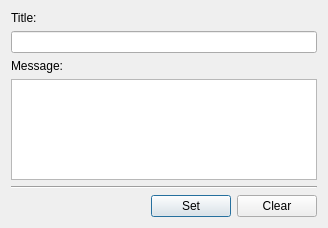
This is kopete/statusmenu/kopetestatuseditwidget_base.ui in KDE/kopete as Qt 5 draws it before an edit. The edited form follows.
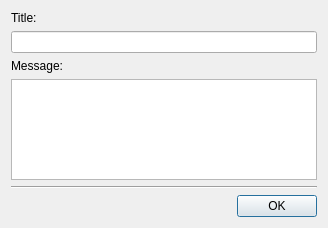
This is the edited form. Custom widgets are drawn as their Qt base class.

Commit message: Turn Kopete Edit Message custom menu item into a dialog

Patch:
```diff
--- a/kopete/statusmenu/kopetestatuseditwidget_base.ui
+++ b/kopete/statusmenu/kopetestatuseditwidget_base.ui
@@ -44,46 +44,19 @@
     </widget>
    </item>
    <item>
-    <layout class="QHBoxLayout" >
-     <item>
-      <spacer>
-       <property name="orientation" >
-        <enum>Qt::Horizontal</enum>
-       </property>
-       <property name="sizeHint" >
-        <size>
-         <width>40</width>
-         <height>20</height>
-        </size>
-       </property>
-      </spacer>
-     </item>
-     <item>
-      <widget class="KPushButton" name="setButton" >
-       <property name="text" >
-        <string>Set</string>
-       </property>
-       <property name="default" >
-        <bool>true</bool>
-       </property>
-      </widget>
-     </item>
-     <item>
-      <widget class="KPushButton" name="clearButton" >
-       <property name="text" >
-        <string>Clear</string>
-       </property>
-      </widget>
-     </item>
-    </layout>
+    <widget class="KDialogButtonBox" name="buttonBox">
+     <property name="standardButtons">
+      <set>QDialogButtonBox::Ok</set>
+     </property>
+    </widget>
    </item>
   </layout>
  </widget>
  <customwidgets>
   <customwidget>
-   <class>KPushButton</class>
-   <extends>QPushButton</extends>
-   <header location="global" >kpushbutton.h</header>
+   <class>KDialogButtonBox</class>
+   <extends>QDialogButtonBox</extends>
+   <header>kdialogbuttonbox.h</header>
   </customwidget>
   <customwidget>
    <class>KLineEdit</class>
```
Left out of the diff: 31 changed lines with no effect on the pictures. The commit also changes 4 other files.
